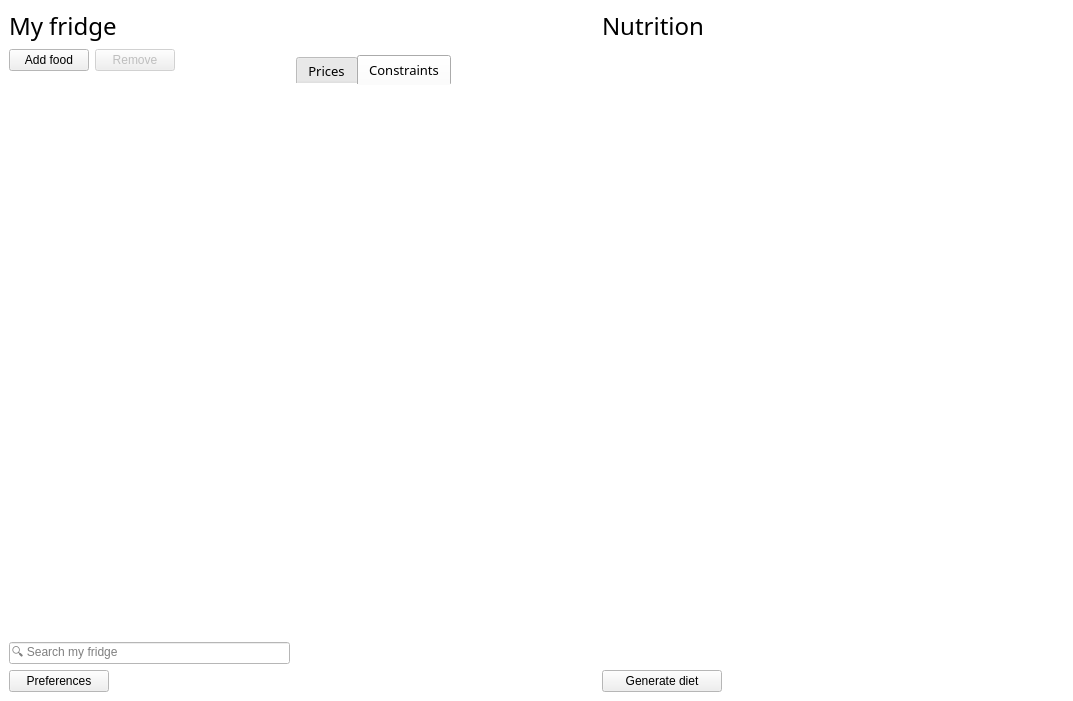
This is ui/ui_mainwindow.ui in josh-minch/spartan as Qt 5 draws it before an edit. The edited form follows.
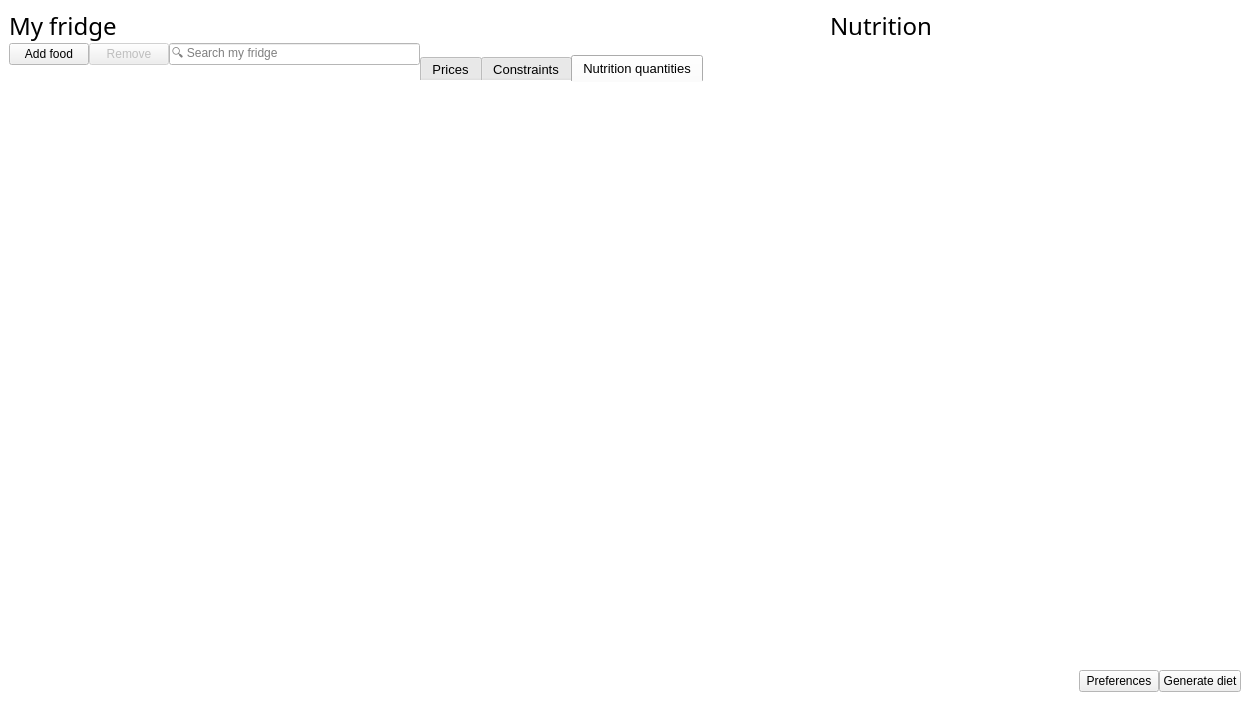
This is the edited form. The open tabs and pages were chosen to show the change. Icons and pictures are not drawn. Custom widgets are drawn as their Qt base class.

Commit message: Add nutrition quantity tab

What changed in the file:
```diff
--- a/ui/ui_mainwindow.ui
+++ b/ui/ui_mainwindow.ui
@@ -6,7 +6,7 @@
    <rect>
     <x>0</x>
     <y>0</y>
-    <width>1073</width>
+    <width>1250</width>
     <height>701</height>
    </rect>
   </property>
@@ -84,6 +84,9 @@
     <bool>true</bool>
    </property>
    <layout class="QHBoxLayout" name="horizontalLayout_2">
+    <property name="spacing">
+     <number>0</number>
+    </property>
     <item>
      <layout class="QVBoxLayout" name="verticalLayout">
       <item>
@@ -165,17 +168,20 @@
          </widget>
         </item>
         <item>
-         <spacer name="horizontalSpacer">
-          <property name="orientation">
-           <enum>Qt::Horizontal</enum>
+         <widget class="QLineEdit" name="fridge_line_edit">
+          <property name="font">
+           <font>
+            <family>Segoe UI Symbol</family>
+            <pointsize>9</pointsize>
+           </font>
           </property>
-          <property name="sizeHint" stdset="0">
-           <size>
-            <width>40</width>
-            <height>20</height>
-           </size>
+          <property name="text">
+           <string/>
           </property>
-         </spacer>
+          <property name="placeholderText">
+           <string>🔍 Search my fridge</string>
+          </property>
+         </widget>
         </item>
        </layout>
       </item>
@@ -324,51 +330,6 @@
         </attribute>
        </widget>
       </item>
-      <item>
-       <widget class="QLineEdit" name="fridge_line_edit">
-        <property name="font">
-         <font>
-          <family>Segoe UI Symbol</family>
-          <pointsize>9</pointsize>
-         </font>
-        </property>
-        <property name="placeholderText">
-         <string>🔍 Search my fridge</string>
-        </property>
-       </widget>
-      </item>
-      <item>
-       <widget class="QPushButton" name="pref_btn">
-        <property name="maximumSize">
-         <size>
-          <width>100</width>
-          <height>16777215</height>
-         </size>
-        </property>
-        <property name="font">
-         <font>
-          <family>Segoe UI</family>
-          <pointsize>9</pointsize>
-         </font>
-        </property>
-        <property name="text">
-         <string>Preferences</string>
-        </property>
-        <property name="icon">
-         <iconset>
-          <normaloff>images/settings.svg</normaloff>images/settings.svg</iconset>
-        </property>
-        <property name="iconSize">
-         <size>
-          <width>20</width>
-          <height>20</height>
-         </size>
-        </property>
-        <property name="shortcut">
-         <string>F9</string>
-        </property>
-       </widget>
-      </item>
      </layout>
     </item>
     <item>
@@ -399,7 +360,7 @@
         </property>
         <property name="font">
          <font>
-          <family>Segoe UI Semilight</family>
+          <family>Segoe UI</family>
           <pointsize>10</pointsize>
          </font>
         </property>
@@ -772,6 +733,162 @@
           </item>
          </layout>
         </widget>
+        <widget class="QWidget" name="tab_3">
+         <property name="font">
+          <font>
+           <family>Segoe UI</family>
+           <pointsize>9</pointsize>
+          </font>
+         </property>
+         <attribute name="title">
+          <string>Nutrition quantities</string>
+         </attribute>
+         <layout class="QGridLayout" name="gridLayout_4">
+          <item row="0" column="0">
+           <widget class="ComboTableView" name="nut_quant_view">
+            <property name="palette">
+             <palette>
+              <active>
+               <colorrole role="Highlight">
+                <brush brushstyle="SolidPattern">
+                 <color alpha="255">
+                  <red>218</red>
+                  <green>236</green>
+                  <blue>249</blue>
+                 </color>
+                </brush>
+               </colorrole>
+               <colorrole role="HighlightedText">
+                <brush brushstyle="SolidPattern">
+                 <color alpha="255">
+                  <red>0</red>
+                  <green>0</green>
+                  <blue>0</blue>
+                 </color>
+                </brush>
+               </colorrole>
+               <colorrole role="AlternateBase">
+                <brush brushstyle="SolidPattern">
+                 <color alpha="255">
+                  <red>247</red>
+                  <green>247</green>
+                  <blue>247</blue>
+                 </color>
+                </brush>
+               </colorrole>
+              </active>
+              <inactive>
+               <colorrole role="Highlight">
+                <brush brushstyle="SolidPattern">
+                 <color alpha="255">
+                  <red>218</red>
+                  <green>236</green>
+                  <blue>249</blue>
+                 </color>
+                </brush>
+               </colorrole>
+               <colorrole role="HighlightedText">
+                <brush brushstyle="SolidPattern">
+                 <color alpha="255">
+                  <red>0</red>
+                  <green>0</green>
+                  <blue>0</blue>
+                 </color>
+                </brush>
+               </colorrole>
+               <colorrole role="AlternateBase">
+                <brush brushstyle="SolidPattern">
+                 <color alpha="255">
+                  <red>247</red>
+                  <green>247</green>
+                  <blue>247</blue>
+                 </color>
+                </brush>
+               </colorrole>
+              </inactive>
+              <disabled>
+               <colorrole role="Highlight">
+                <brush brushstyle="SolidPattern">
+                 <color alpha="255">
+                  <red>0</red>
+                  <green>120</green>
+                  <blue>215</blue>
+                 </color>
+                </brush>
+               </colorrole>
+               <colorrole role="HighlightedText">
+                <brush brushstyle="SolidPattern">
+                 <color alpha="255">
+                  <red>0</red>
+                  <green>0</green>
+                  <blue>0</blue>
+                 </color>
+                </brush>
+               </colorrole>
+               <colorrole role="AlternateBase">
+                <brush brushstyle="SolidPattern">
+                 <color alpha="255">
+                  <red>247</red>
+                  <green>247</green>
+                  <blue>247</blue>
+                 </color>
+                </brush>
+               </colorrole>
+              </disabled>
+             </palette>
+            </property>
+            <property name="font">
+             <font>
+              <pointsize>9</pointsize>
+             </font>
+            </property>
+            <property name="focusPolicy">
+             <enum>Qt::StrongFocus</enum>
+            </property>
+            <property name="styleSheet">
+             <string notr="true">QHeaderView::section{
+	background-color: white;
+	border: 0px;
+}
+
+QTableView {
+	alternate-background-color: rgb(247, 247, 247);
+}</string>
+            </property>
+            <property name="frameShape">
+             <enum>QFrame::NoFrame</enum>
+            </property>
+            <property name="tabKeyNavigation">
+             <bool>false</bool>
+            </property>
+            <property name="alternatingRowColors">
+             <bool>true</bool>
+            </property>
+            <property name="selectionBehavior">
+             <enum>QAbstractItemView::SelectRows</enum>
+            </property>
+            <property name="showGrid">
+             <bool>false</bool>
+            </property>
+            <property name="gridStyle">
+             <enum>Qt::DashLine</enum>
+            </property>
+            <attribute name="horizontalHeaderVisible">
+             <bool>false</bool>
+            </attribute>
+            <attribute name="horizontalHeaderHighlightSections">
+             <bool>false</bool>
+            </attribute>
+            <attribute name="verticalHeaderVisible">
+             <bool>false</bool>
+            </attribute>
+            <attribute name="verticalHeaderDefaultSectionSize">
+             <number>23</number>
+            </attribute>
+           </widget>
+          </item>
+         </layout>
+        </widget>
        </widget>
       </item>
      </layout>
@@ -797,92 +914,35 @@
       </item>
       <item>
        <layout class="QGridLayout" name="gridLayout_2">
-        <item row="0" column="0" rowspan="2" colspan="2">
-         <widget class="QTableView" name="fridge_selected_view">
+        <item row="1" column="2">
+         <widget class="QTableView" name="minerals_view">
+          <property name="sizePolicy">
+           <sizepolicy hsizetype="Expanding" vsizetype="Expanding">
+            <horstretch>0</horstretch>
+            <verstretch>0</verstretch>
+           </sizepolicy>
+          </property>
           <property name="minimumSize">
            <size>
-            <width>0</width>
-            <height>200</height>
+            <width>200</width>
+            <height>0</height>
            </size>
           </property>
           <property name="palette">
            <palette>
             <active>
-             <colorrole role="WindowText">
+             <colorrole role="Highlight">
               <brush brushstyle="SolidPattern">
                <color alpha="255">
-                <red>0</red>
-                <green>0</green>
-                <blue>0</blue>
+                <red>218</red>
+                <green>236</green>
+                <blue>249</blue>
                </color>
               </brush>
              </colorrole>
-             <colorrole role="Button">
+             <colorrole role="HighlightedText">
               <brush brushstyle="SolidPattern">
                <color alpha="255">
-                <red>255</red>
-                <green>255</green>
-                <blue>255</blue>
-               </color>
-              </brush>
-             </colorrole>
-             <colorrole role="Midlight">
-              <brush brushstyle="SolidPattern">
-               <color alpha="255">
-                <red>255</red>
-                <green>255</green>
-                <blue>255</blue>
-               </color>
-              </brush>
-             </colorrole>
-             <colorrole role="Dark">
-              <brush brushstyle="SolidPattern">
-               <color alpha="255">
-                <red>255</red>
-                <green>255</green>
-                <blue>255</blue>
-               </color>
-              </brush>
-             </colorrole>
-             <colorrole role="Mid">
-              <brush brushstyle="SolidPattern">
-               <color alpha="255">
-                <red>255</red>
-                <green>255</green>
-                <blue>255</blue>
-               </color>
-              </brush>
-             </colorrole>
-             <colorrole role="Text">
-              <brush brushstyle="SolidPattern">
-               <color alpha="255">
-                <red>0</red>
-                <green>0</green>
-                <blue>0</blue>
-               </color>
-              </brush>
-             </colorrole>
-             <colorrole role="ButtonText">
-              <brush brushstyle="SolidPattern">
-               <color alpha="255">
-                <red>0</red>
-                <green>0</green>
-                <blue>0</blue>
-               </color>
-              </brush>
-             </colorrole>
-             <colorrole role="Shadow">
-              <brush brushstyle="SolidPattern">
-               <color alpha="255">
-                <red>255</red>
-                <green>255</green>
-                <blue>255</blue>
-               </color>
-              </brush>
-             </colorrole>
-             <colorrole role="PlaceholderText">
-              <brush brushstyle="SolidPattern">
-               <color alpha="128">
                 <red>0</red>
                 <green>0</green>
                 <blue>0</blue>
@@ -891,81 +951,18 @@
              </colorrole>
             </active>
             <inactive>
-             <colorrole role="WindowText">
+             <colorrole role="Highlight">
               <brush brushstyle="SolidPattern">
                <color alpha="255">
-                <red>0</red>
-                <green>0</green>
-                <blue>0</blue>
+                <red>218</red>
+                <green>236</green>
+                <blue>249</blue>
                </color>
               </brush>
              </colorrole>
-             <colorrole role="Button">
+             <colorrole role="HighlightedText">
               <brush brushstyle="SolidPattern">
                <color alpha="255">
-                <red>255</red>
-                <green>255</green>
-                <blue>255</blue>
-               </color>
-              </brush>
-             </colorrole>
-             <colorrole role="Midlight">
-              <brush brushstyle="SolidPattern">
-               <color alpha="255">
-                <red>255</red>
-                <green>255</green>
-                <blue>255</blue>
-               </color>
-              </brush>
-             </colorrole>
-             <colorrole role="Dark">
-              <brush brushstyle="SolidPattern">
-               <color alpha="255">
-                <red>255</red>
-                <green>255</green>
-                <blue>255</blue>
-               </color>
-              </brush>
-             </colorrole>
-             <colorrole role="Mid">
-              <brush brushstyle="SolidPattern">
-               <color alpha="255">
-                <red>255</red>
-                <green>255</green>
-                <blue>255</blue>
-               </color>
-              </brush>
-             </colorrole>
-             <colorrole role="Text">
-              <brush brushstyle="SolidPattern">
-               <color alpha="255">
-                <red>0</red>
-                <green>0</green>
-                <blue>0</blue>
-               </color>
-              </brush>
-             </colorrole>
-             <colorrole role="ButtonText">
-              <brush brushstyle="SolidPattern">
-               <color alpha="255">
-                <red>0</red>
-                <green>0</green>
-                <blue>0</blue>
-               </color>
-              </brush>
-             </colorrole>
-             <colorrole role="Shadow">
-              <brush brushstyle="SolidPattern">
-               <color alpha="255">
-                <red>255</red>
-                <green>255</green>
-                <blue>255</blue>
-               </color>
-              </brush>
-             </colorrole>
-             <colorrole role="PlaceholderText">
-              <brush brushstyle="SolidPattern">
-               <color alpha="128">
                 <red>0</red>
                 <green>0</green>
                 <blue>0</blue>
@@ -974,81 +971,18 @@
              </colorrole>
             </inactive>
             <disabled>
-             <colorrole role="WindowText">
+             <colorrole role="Highlight">
               <brush brushstyle="SolidPattern">
                <color alpha="255">
-                <red>255</red>
-                <green>255</green>
-                <blue>255</blue>
+                <red>0</red>
+                <green>120</green>
+                <blue>215</blue>
                </color>
               </brush>
              </colorrole>
-             <colorrole role="Button">
+             <colorrole role="HighlightedText">
               <brush brushstyle="SolidPattern">
                <color alpha="255">
-                <red>255</red>
-                <green>255</green>
-                <blue>255</blue>
-               </color>
-              </brush>
-             </colorrole>
-             <colorrole role="Midlight">
-              <brush brushstyle="SolidPattern">
-               <color alpha="255">
-                <red>255</red>
-                <green>255</green>
-                <blue>255</blue>
-               </color>
-              </brush>
-             </colorrole>
-             <colorrole role="Dark">
-              <brush brushstyle="SolidPattern">
-               <color alpha="255">
-                <red>255</red>
-                <green>255</green>
-                <blue>255</blue>
-               </color>
-              </brush>
-             </colorrole>
-             <colorrole role="Mid">
-              <brush brushstyle="SolidPattern">
-               <color alpha="255">
-                <red>255</red>
-                <green>255</green>
-                <blue>255</blue>
-               </color>
-              </brush>
-             </colorrole>
-             <colorrole role="Text">
-              <brush brushstyle="SolidPattern">
-               <color alpha="255">
-                <red>255</red>
-                <green>255</green>
-                <blue>255</blue>
-               </color>
-              </brush>
-             </colorrole>
-             <colorrole role="ButtonText">
-              <brush brushstyle="SolidPattern">
-               <color alpha="255">
-                <red>255</red>
-                <green>255</green>
-                <blue>255</blue>
-               </color>
-              </brush>
-             </colorrole>
-             <colorrole role="Shadow">
-              <brush brushstyle="SolidPattern">
-               <color alpha="255">
-                <red>255</red>
-                <green>255</green>
-                <blue>255</blue>
-               </color>
-              </brush>
-             </colorrole>
-             <colorrole role="PlaceholderText">
-              <brush brushstyle="SolidPattern">
-               <color alpha="128">
                 <red>0</red>
                 <green>0</green>
                 <blue>0</blue>
@@ -1064,6 +998,12 @@
             <pointsize>9</pointsize>
            </font>
           </property>
+          <property name="focusPolicy">
+           <enum>Qt::NoFocus</enum>
+          </property>
+          <property name="autoFillBackground">
+           <bool>false</bool>
+          </property>
           <property name="styleSheet">
            <string notr="true">QHeaderView::section{
 	background-color: white;
@@ -1074,18 +1014,36 @@
           <property name="frameShape">
            <enum>QFrame::NoFrame</enum>
           </property>
+          <property name="sizeAdjustPolicy">
+           <enum>QAbstractScrollArea::AdjustToContents</enum>
+          </property>
+          <property name="alternatingRowColors">
+           <bool>false</bool>
+          </property>
+          <property name="selectionMode">
+           <enum>QAbstractItemView::NoSelection</enum>
+          </property>
+          <property name="selectionBehavior">
+           <enum>QAbstractItemView::SelectRows</enum>
+          </property>
           <property name="showGrid">
            <bool>false</bool>
           </property>
           <attribute name="horizontalHeaderVisible">
            <bool>true</bool>
           </attribute>
+          <attribute name="horizontalHeaderStretchLastSection">
+           <bool>false</bool>
+          </attribute>
           <attribute name="verticalHeaderVisible">
            <bool>false</bool>
           </attribute>
+          <attribute name="verticalHeaderDefaultSectionSize">
+           <number>25</number>
+          </attribute>
          </widget>
         </item>
-        <item row="1" column="1" colspan="2">
+        <item row="0" column="0">
          <widget class="QTableView" name="macros_view">
           <property name="sizePolicy">
            <sizepolicy hsizetype="Expanding" vsizetype="Expanding">
@@ -1214,7 +1172,7 @@
           </attribute>
          </widget>
         </item>
-        <item row="2" column="0">
+        <item row="0" column="2">
          <widget class="QTableView" name="vits_view">
           <property name="sizePolicy">
            <sizepolicy hsizetype="Expanding" vsizetype="Expanding">
@@ -1343,176 +1301,96 @@
           </attribute>
          </widget>
         </item>
-        <item row="2" column="2">
-         <widget class="QTableView" name="minerals_view">
-          <property name="sizePolicy">
-           <sizepolicy hsizetype="Expanding" vsizetype="Expanding">
-            <horstretch>0</horstretch>
-            <verstretch>0</verstretch>
-           </sizepolicy>
-          </property>
-          <property name="minimumSize">
-           <size>
-            <width>200</width>
-            <height>0</height>
-           </size>
-          </property>
-          <property name="palette">
-           <palette>
-            <active>
-             <colorrole role="Highlight">
-              <brush brushstyle="SolidPattern">
-               <color alpha="255">
-                <red>218</red>
-                <green>236</green>
-                <blue>249</blue>
-               </color>
-              </brush>
-             </colorrole>
-             <colorrole role="HighlightedText">
-              <brush brushstyle="SolidPattern">
-               <color alpha="255">
-                <red>0</red>
-                <green>0</green>
-                <blue>0</blue>
-               </color>
-              </brush>
-             </colorrole>
-            </active>
-            <inactive>
-             <colorrole role="Highlight">
-              <brush brushstyle="SolidPattern">
-               <color alpha="255">
-                <red>218</red>
-                <green>236</green>
-                <blue>249</blue>
-               </color>
-              </brush>
-             </colorrole>
-             <colorrole role="HighlightedText">
-              <brush brushstyle="SolidPattern">
-               <color alpha="255">
-                <red>0</red>
-                <green>0</green>
-                <blue>0</blue>
-               </color>
-              </brush>
-             </colorrole>
-            </inactive>
-            <disabled>
-             <colorrole role="Highlight">
-              <brush brushstyle="SolidPattern">
-               <color alpha="255">
-                <red>0</red>
-                <green>120</green>
-                <blue>215</blue>
-               </color>
-              </brush>
-             </colorrole>
-             <colorrole role="HighlightedText">
-              <brush brushstyle="SolidPattern">
-               <color alpha="255">
-                <red>0</red>
-                <green>0</green>
-                <blue>0</blue>
-               </color>
-              </brush>
-             </colorrole>
-            </disabled>
-           </palette>
-          </property>
-          <property name="font">
-           <font>
-            <family>Segoe UI</family>
-            <pointsize>9</pointsize>
-           </font>
-          </property>
-          <property name="focusPolicy">
-           <enum>Qt::NoFocus</enum>
-          </property>
-          <property name="autoFillBackground">
-           <bool>false</bool>
-          </property>
-          <property name="styleSheet">
-           <string notr="true">QHeaderView::section{
-	background-color: white;
-	border: 0px;
-}
-</string>
-          </property>
-          <property name="frameShape">
-           <enum>QFrame::NoFrame</enum>
-          </property>
-          <property name="sizeAdjustPolicy">
-           <enum>QAbstractScrollArea::AdjustToContents</enum>
-          </property>
-          <property name="alternatingRowColors">
-           <bool>false</bool>
-          </property>
-          <property name="selectionMode">
-           <enum>QAbstractItemView::NoSelection</enum>
-          </property>
-          <property name="selectionBehavior">
-           <enum>QAbstractItemView::SelectRows</enum>
-          </property>
-          <property name="showGrid">
-           <bool>false</bool>
-          </property>
-          <attribute name="horizontalHeaderVisible">
-           <bool>true</bool>
-          </attribute>
-          <attribute name="horizontalHeaderStretchLastSection">
-           <bool>false</bool>
-          </attribute>
-          <attribute name="verticalHeaderVisible">
-           <bool>false</bool>
-          </attribute>
-          <attribute name="verticalHeaderDefaultSectionSize">
-           <number>25</number>
-          </attribute>
-         </widget>
-        </item>
        </layout>
       </item>
       <item>
-       <widget class="QPushButton" name="optimize_btn">
-        <property name="maximumSize">
-         <size>
-          <width>120</width>
-          <height>16777215</height>
-         </size>
-        </property>
-        <property name="font">
-         <font>
-          <family>Segoe UI</family>
-          <pointsize>9</pointsize>
-          <weight>50</weight>
-          <bold>false</bold>
-         </font>
-        </property>
-        <property name="toolTip">
-         <string>&lt;p style='white-space:pre'&gt;Generate optimum diet (F5)&lt;/p&gt;</string>
-        </property>
-        <property name="styleSheet">
-         <string notr="true"/>
-        </property>
-        <property name="text">
-         <string>Generate diet</string>
-        </property>
-        <property name="icon">
-         <iconset>
-          <normaloff>images/diet_btn.png</normaloff>images/diet_btn.png</iconset>
-        </property>
-        <property name="iconSize">
-         <size>
-          <width>20</width>
-          <height>20</height>
-         </size>
-        </property>
-        <property name="shortcut">
-         <string>F5</string>
-        </property>
-       </widget>
+       <layout class="QHBoxLayout" name="horizontalLayout_3">
+        <item>
+         <spacer name="horizontalSpacer">
+          <property name="orientation">
+           <enum>Qt::Horizontal</enum>
+          </property>
+          <property name="sizeHint" stdset="0">
+           <size>
+            <width>40</width>
+            <height>20</height>
+           </size>
+          </property>
+         </spacer>
+        </item>
+        <item>
+         <widget class="QPushButton" name="pref_btn">
+          <property name="maximumSize">
+           <size>
+            <width>100</width>
+            <height>16777215</height>
+           </size>
+          </property>
+          <property name="font">
+           <font>
+            <family>Segoe UI</family>
+            <pointsize>9</pointsize>
+           </font>
+          </property>
+          <property name="text">
+           <string>Preferences</string>
+          </property>
+          <property name="icon">
+           <iconset>
+            <normaloff>images/settings.svg</normaloff>images/settings.svg</iconset>
+          </property>
+          <property name="iconSize">
+           <size>
+            <width>20</width>
+            <height>20</height>
+           </size>
+          </property>
+          <property name="shortcut">
+           <string>F9</string>
+          </property>
+         </widget>
+        </item>
+        <item>
+         <widget class="QPushButton" name="optimize_btn">
+          <property name="maximumSize">
+           <size>
+            <width>120</width>
+            <height>16777215</height>
+           </size>
+          </property>
+          <property name="font">
+           <font>
+            <family>Segoe UI</family>
+            <pointsize>9</pointsize>
+            <weight>50</weight>
+            <bold>false</bold>
+           </font>
+          </property>
+          <property name="toolTip">
+           <string>&lt;p style='white-space:pre'&gt;Generate optimum diet (F5)&lt;/p&gt;</string>
+          </property>
+          <property name="styleSheet">
+           <string notr="true"/>
+          </property>
+          <property name="text">
+           <string>Generate diet</string>
+          </property>
+          <property name="icon">
+           <iconset>
+            <normaloff>images/diet_btn.png</normaloff>images/diet_btn.png</iconset>
+          </property>
+          <property name="iconSize">
+           <size>
+            <width>20</width>
+            <height>20</height>
+           </size>
+          </property>
+          <property name="shortcut">
+           <string>F5</string>
+          </property>
+         </widget>
+        </item>
+       </layout>
       </item>
      </layout>
     </item>
```
Left out of the diff: 29 changed lines with no effect on the pictures. The commit also changes 14 other files.
